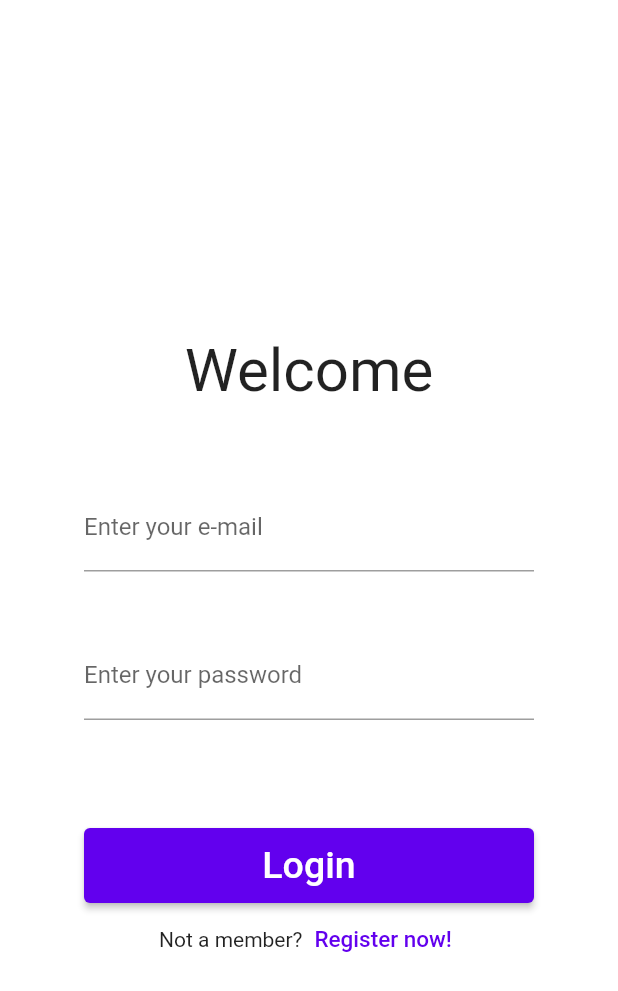
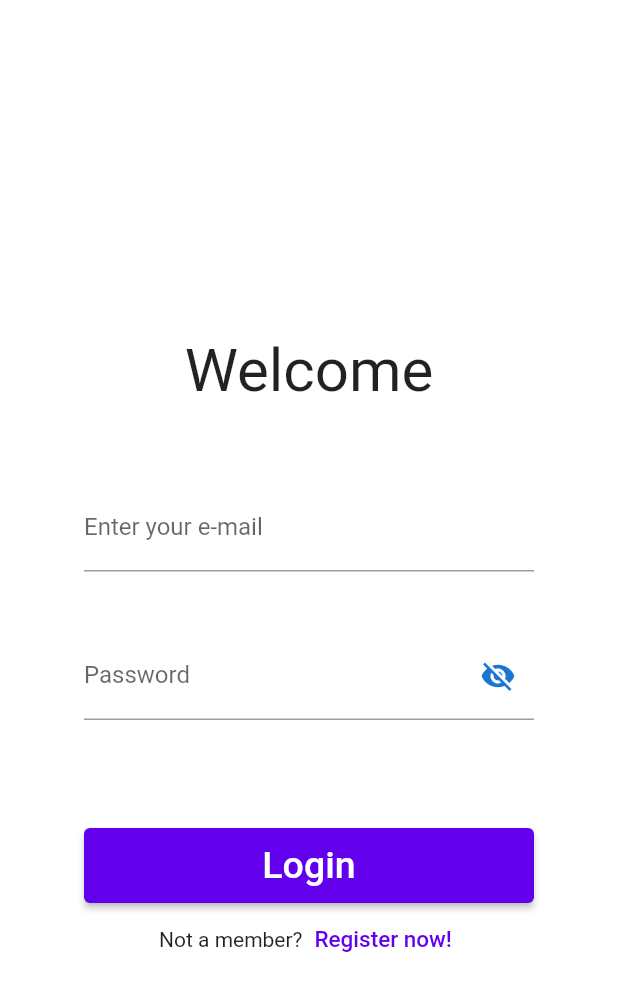
Before and after one commit to KaliopPraktyki/_projekt_praktyki_, a Flutter app: the screen it shows after launch, on a phone screen of 412 x 824 dp. Shown: the top 991 px of the screen. Run offline on Flutter 3.47's test engine with Material 2 defaults, Android fonts, the phone set to English and light mode, and no system bars; our stand-ins replace firebase_auth, firebase_core, flutter_slidable, google_nav_bar, ionicons; accounts and stored records are empty; project files that could hold a hidden picture were left out.

Commit message:
login screen and register page update - added password visibility

```diff
--- a/lib/screens/login_screen.dart
+++ b/lib/screens/login_screen.dart
@@ -27,6 +27,12 @@ class _loginscreenState extends State<loginscreen> {
     _emailController.dispose();
     _passwordController.dispose();
     super.dispose();
+  }
+
+  late bool _passwordVisible;
+
+  void initState() {
+    _passwordVisible = false;
   }
 
   @override
@@ -67,11 +73,28 @@ class _loginscreenState extends State<loginscreen> {
                       ),
                       Padding(padding: EdgeInsets.symmetric(vertical: 20),),
                       TextFormField(
-                        obscureText: true,
+                        keyboardType: TextInputType.text,
                         controller: _passwordController,
-                        decoration: const InputDecoration(
-                          border: UnderlineInputBorder(),
-                          labelText: 'Enter your password',
+                        obscureText: !_passwordVisible,//This will obscure text dynamically
+                        decoration: InputDecoration(
+                          labelText: 'Password',
+                          hintText: 'Enter your password',
+                          // Here is key idea
+                          suffixIcon: IconButton(
+                            icon: Icon(
+                              // Based on passwordVisible state choose the icon
+                              _passwordVisible
+                                  ? Icons.visibility
+                                  : Icons.visibility_off,
+                              color: Theme.of(context).primaryColorDark,
+                            ),
+                            onPressed: () {
+                              // Update the state i.e. toogle the state of passwordVisible variable
+                              setState(() {
+                                _passwordVisible = !_passwordVisible;
+                              });
+                            },
+                          ),
                         ),
                       ),
                     ],
```
Also changed, not shown: lib/screens/register_page.dart (+48 -8 lines).
